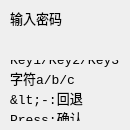
Above: ControlPanel/mainwindow.ui from sTeeLM/MagaUDisk before the change. Below: the same form after it.
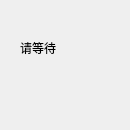
That is the form after the change. Custom widgets are drawn as their Qt base class.

```diff
--- a/ControlPanel/mainwindow.ui
+++ b/ControlPanel/mainwindow.ui
@@ -214,8 +214,8 @@
      <rect>
       <x>0</x>
       <y>0</y>
-      <width>130</width>
-      <height>130</height>
+      <width>0</width>
+      <height>0</height>
      </rect>
     </property>
     <widget class="QCustomLineEdit" name="lineEdit" native="true">
@@ -281,6 +281,29 @@
      </property>
     </widget>
    </widget>
+   <widget class="QWidget" name="widgetWait" native="true">
+    <property name="geometry">
+     <rect>
+      <x>0</x>
+      <y>0</y>
+      <width>130</width>
+      <height>130</height>
+     </rect>
+    </property>
+    <widget class="QLabel" name="labelWaitInfo">
+     <property name="geometry">
+      <rect>
+       <x>20</x>
+       <y>40</y>
+       <width>81</width>
+       <height>16</height>
+      </rect>
+     </property>
+     <property name="text">
+      <string>请等待</string>
+     </property>
+    </widget>
+   </widget>
   </widget>
  </widget>
  <customwidgets>
```
